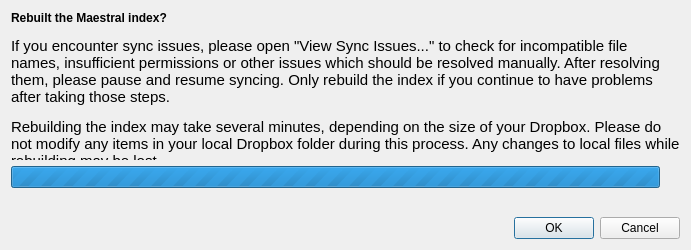
Old version of the form maestral/gui/resources/rebuild_index_dialog.ui in the repository samschott/maestral.
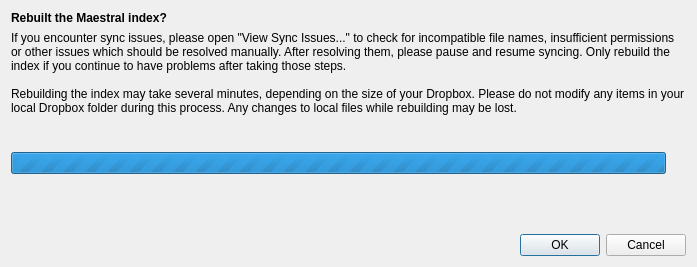
New version of the form.

The edit to the form file:
```diff
--- a/maestral/gui/resources/rebuild_index_dialog.ui
+++ b/maestral/gui/resources/rebuild_index_dialog.ui
@@ -6,8 +6,8 @@
    <rect>
     <x>0</x>
     <y>0</y>
-    <width>691</width>
-    <height>250</height>
+    <width>697</width>
+    <height>267</height>
    </rect>
   </property>
   <property name="sizePolicy">
@@ -26,7 +26,7 @@
    <property name="horizontalSpacing">
     <number>20</number>
    </property>
-   <item row="5" column="0">
+   <item row="6" column="0">
     <spacer name="spaper1">
      <property name="orientation">
       <enum>Qt::Vertical</enum>
@@ -42,30 +42,7 @@
      </property>
     </spacer>
    </item>
-   <item row="3" column="0">
-    <widget class="QProgressBar" name="progressBar">
-     <property name="maximum">
-      <number>0</number>
-     </property>
-     <property name="value">
-      <number>0</number>
-     </property>
-     <property name="textVisible">
-      <bool>false</bool>
-     </property>
-    </widget>
-   </item>
-   <item row="0" column="0" colspan="2">
-    <widget class="QLabel" name="infoLabel">
-     <property name="text">
-      <string>&lt;html&gt;&lt;head/&gt;&lt;body&gt;&lt;p&gt;&lt;span style=&quot; font-weight:600;&quot;&gt;Rebuilt the Maestral index?&lt;/span&gt;&lt;/p&gt;&lt;p&gt;&lt;span style=&quot; font-size:11pt;&quot;&gt;If you encounter sync issues, please open &amp;quot;View Sync Issues...&amp;quot; to check for incompatible file names, insufficient permissions or other issues which should be resolved manually. After resolving them, please pause and resume syncing. Only rebuild the index if you continue to have problems after taking those steps.&lt;/span&gt;&lt;/p&gt;&lt;p&gt;&lt;span style=&quot; font-size:11pt;&quot;&gt;Rebuilding the index may take several minutes, depending on the size of your Dropbox. Please do not modify any items in your local Dropbox folder during this process. Any changes to local files while rebuilding may be lost. &lt;/span&gt;&lt;/p&gt;&lt;/body&gt;&lt;/html&gt;</string>
-     </property>
-     <property name="wordWrap">
-      <bool>true</bool>
-     </property>
-    </widget>
-   </item>
-   <item row="7" column="0" colspan="2">
+   <item row="8" column="0" colspan="2">
     <widget class="QDialogButtonBox" name="buttonBox">
      <property name="orientation">
       <enum>Qt::Horizontal</enum>
@@ -78,23 +55,7 @@
      </property>
     </widget>
    </item>
-   <item row="1" column="0">
-    <spacer name="spacer0">
-     <property name="orientation">
-      <enum>Qt::Vertical</enum>
-     </property>
-     <property name="sizeType">
-      <enum>QSizePolicy::MinimumExpanding</enum>
-     </property>
-     <property name="sizeHint" stdset="0">
-      <size>
-       <width>0</width>
-       <height>0</height>
-      </size>
-     </property>
-    </spacer>
-   </item>
-   <item row="4" column="0">
+   <item row="5" column="0">
     <widget class="QLabel" name="statusLabel">
      <property name="font">
       <font>
@@ -106,6 +67,60 @@
      </property>
     </widget>
    </item>
+   <item row="4" column="0">
+    <widget class="QProgressBar" name="progressBar">
+     <property name="maximum">
+      <number>0</number>
+     </property>
+     <property name="value">
+      <number>0</number>
+     </property>
+     <property name="textVisible">
+      <bool>false</bool>
+     </property>
+    </widget>
+   </item>
+   <item row="1" column="0" colspan="2">
+    <widget class="QLabel" name="infoLabel">
+     <property name="text">
+      <string>If you encounter sync issues, please open &quot;View Sync Issues...&quot; to check for incompatible file names, insufficient permissions or other issues which should be resolved manually. After resolving them, please pause and resume syncing. Only rebuild the index if you continue to have problems after taking those steps.
+
+Rebuilding the index may take several minutes, depending on the size of your Dropbox. Please do not modify any items in your local Dropbox folder during this process. Any changes to local files while rebuilding may be lost. </string>
+     </property>
+     <property name="wordWrap">
+      <bool>true</bool>
+     </property>
+    </widget>
+   </item>
+   <item row="2" column="0">
+    <spacer name="spacer0">
+     <property name="orientation">
+      <enum>Qt::Vertical</enum>
+     </property>
+     <property name="sizeType">
+      <enum>QSizePolicy::MinimumExpanding</enum>
+     </property>
+     <property name="sizeHint" stdset="0">
+      <size>
+       <width>0</width>
+       <height>0</height>
+      </size>
+     </property>
+    </spacer>
+   </item>
+   <item row="0" column="0">
+    <widget class="QLabel" name="titleLabel">
+     <property name="font">
+      <font>
+       <weight>75</weight>
+       <bold>true</bold>
+      </font>
+     </property>
+     <property name="text">
+      <string>Rebuilt the Maestral index?</string>
+     </property>
+    </widget>
+   </item>
   </layout>
  </widget>
  <resources/>
```
